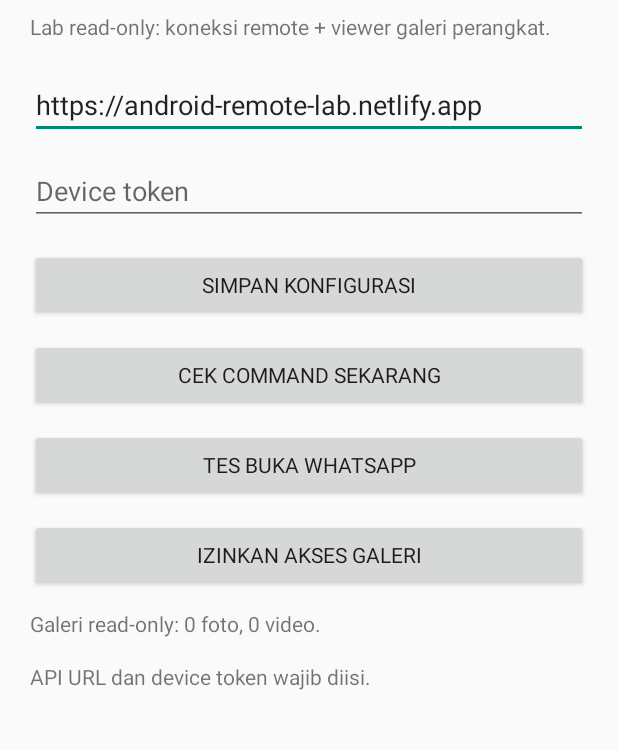
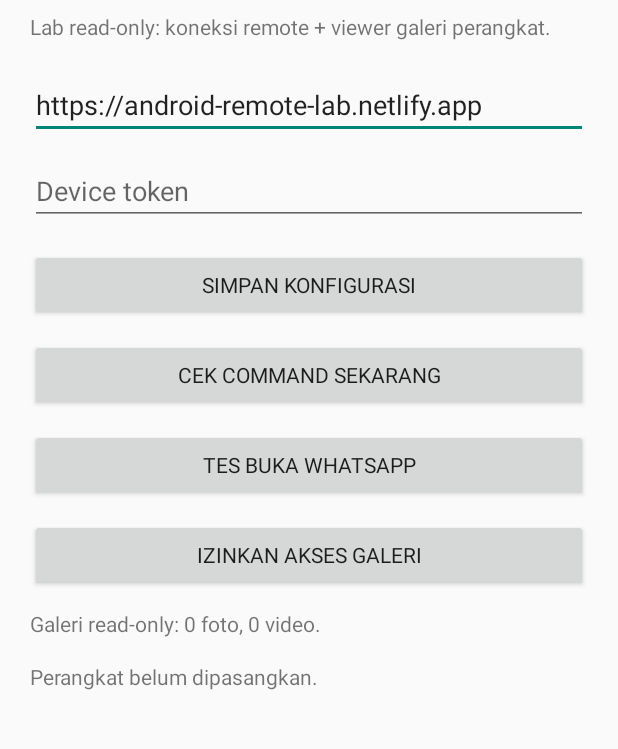
Before and after one commit to mongsodigital-cloud/-, an Android app: the screen it shows after launch (MainActivity), after a tap on "CEK COMMAND SEKARANG", on a phone screen of 412 x 824 dp, the part 79-828 px from its top. Run offline under Robolectric (Android 15) with nearby library versions, the light colour scheme and no system bars; 1 other tap on this screen came first.

Commit message:
Add one-time device pairing and hide token input

```diff
--- a/app/src/main/java/com/example/androidremotelab/MainActivity.kt
+++ b/app/src/main/java/com/example/androidremotelab/MainActivity.kt
@@ -2,6 +2,7 @@ package com.example.androidremotelab
 
 import android.Manifest
 import android.content.Intent
+import android.content.SharedPreferences
 import android.content.pm.PackageManager
 import android.net.Uri
 import android.os.Build
@@ -19,6 +20,7 @@ import java.net.URL
 class MainActivity : AppCompatActivity() {
     private lateinit var apiBase: EditText
     private lateinit var deviceToken: EditText
+    private lateinit var prefs: SharedPreferences
     private lateinit var status: TextView
     private lateinit var galleryStatus: TextView
     private val galleryRequestCode = 7001
@@ -28,10 +30,12 @@ class MainActivity : AppCompatActivity() {
         setContentView(R.layout.activity_main)
         apiBase = findViewById(R.id.apiBase)
         deviceToken = findViewById(R.id.deviceToken)
+        prefs = getPreferences(MODE_PRIVATE)
         status = findViewById(R.id.status)
         galleryStatus = findViewById(R.id.galleryStatus)
-        apiBase.setText(getPreferences(MODE_PRIVATE).getString("apiBase", "https://android-remote-lab.netlify.app"))
-        deviceToken.setText(getPreferences(MODE_PRIVATE).getString("deviceToken", ""))
+        apiBase.setText(prefs.getString("apiBase", "https://android-remote-lab.netlify.app"))
+        deviceToken.setText(prefs.getString("deviceToken", ""))
+        deviceToken.visibility = if (prefs.getBoolean("paired", false)) android.view.View.GONE else android.view.View.VISIBLE
         findViewById<Button>(R.id.saveConfig).setOnClickListener { saveConfig() }
         findViewById<Button>(R.id.checkNow).setOnClickListener { saveConfig(); pollOnce() }
         findViewById<Button>(R.id.testOpen).setOnClickListener { openWhatsApp() }
@@ -40,11 +44,16 @@ class MainActivity : AppCompatActivity() {
     }
 
     private fun saveConfig() {
-        getPreferences(MODE_PRIVATE).edit()
-            .putString("apiBase", apiBase.text.toString().trim().trimEnd('/'))
-            .putString("deviceToken", deviceToken.text.toString().trim())
+        val base = apiBase.text.toString().trim().trimEnd('/')
+        val token = deviceToken.text.toString().trim()
+        if (base.isBlank() || token.isBlank()) { status.text = "Masukkan token sekali untuk pairing perangkat."; return }
+        prefs.edit()
+            .putString("apiBase", base)
+            .putString("deviceToken", token)
+            .putBoolean("paired", true)
             .apply()
-        status.text = "Konfigurasi tersimpan."
+        deviceToken.visibility = android.view.View.GONE
+        status.text = "Perangkat berhasil dipasangkan. Token tersimpan di perangkat."
     }
 
     private fun requestGalleryAccess() {
@@ -79,8 +88,8 @@ class MainActivity : AppCompatActivity() {
 
     private fun pollOnce() {
         val base = apiBase.text.toString().trim().trimEnd('/')
-        val token = deviceToken.text.toString().trim()
-        if (base.isBlank() || token.isBlank()) { status.text = "API URL dan device token wajib diisi."; return }
+        val token = prefs.getString("deviceToken", "")?.trim().orEmpty()
+        if (base.isBlank() || token.isBlank()) { status.text = "Perangkat belum dipasangkan."; return }
         status.text = "Memeriksa command..."
         thread {
             try {
```
